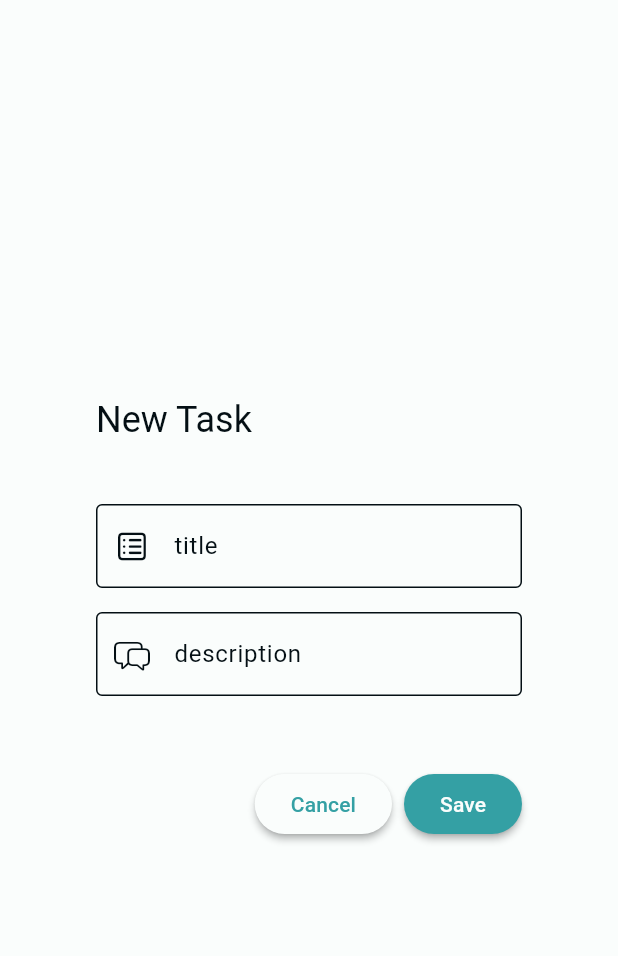
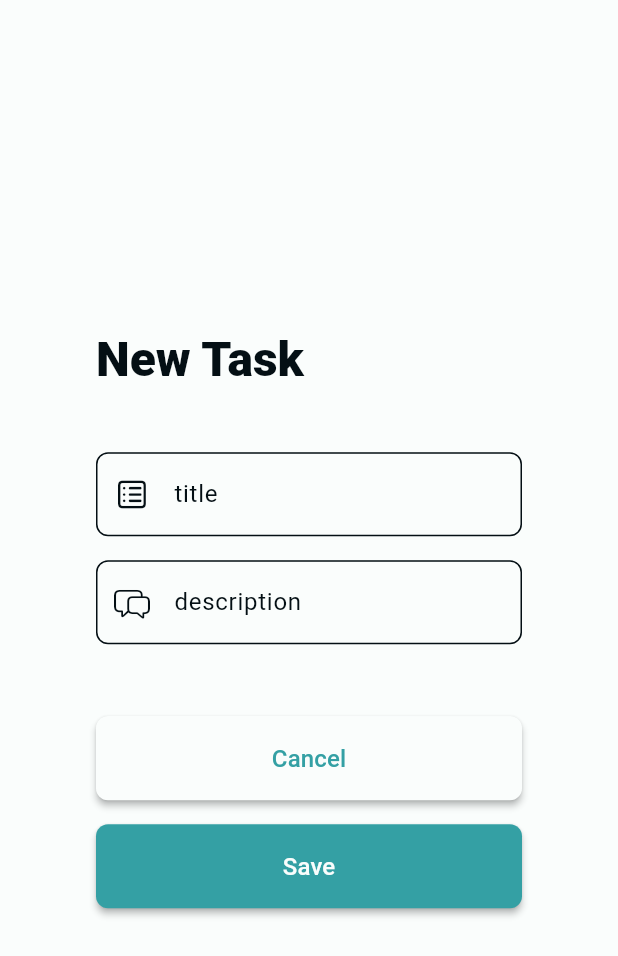
Before and after one commit to Skaihen/Nabu, a Flutter app: the TaskDialog widget shown alone on an empty page, opened directly, on a phone screen of 412 x 824 dp. Shown: the top 956 px of the screen. Run offline on Flutter 3.47's test engine with Material 2 defaults, Android fonts, the phone set to English and light mode, and no system bars; our stand-ins replace hive_flutter, stacked; accounts and stored records are empty.

Commit message:
Update task_dialog.dart

```diff
--- a/lib/widgets/task_dialog.dart
+++ b/lib/widgets/task_dialog.dart
@@ -31,6 +31,10 @@ class _TaskDialogState extends State<TaskDialog> {
           padding: EdgeInsets.only(bottom: CustomUI.xSize(3)),
           child: Text(
             l10n.taskDialogTitle,
+            style: TextStyle(
+              fontSize: CustomUI.xSize(4),
+              fontWeight: FontWeight.w800,
+            ),
           )),
       content: SizedBox(
         width: width,
@@ -45,7 +49,9 @@ class _TaskDialogState extends State<TaskDialog> {
                   prefixIcon: const Icon(
                     CupertinoIcons.square_list,
                   ),
-                  border: OutlineInputBorder(),
+                  border: OutlineInputBorder(
+                    borderRadius: BorderRadius.circular(CustomUI.xSize(1)),
+                  ),
                 ),
               ),
               SizedBox(height: CustomUI.xSize(2)),
@@ -59,7 +65,9 @@ class _TaskDialogState extends State<TaskDialog> {
                   prefixIcon: const Icon(
                     CupertinoIcons.bubble_left_bubble_right,
                   ),
-                  border: OutlineInputBorder(),
+                  border: OutlineInputBorder(
+                    borderRadius: BorderRadius.circular(CustomUI.xSize(1)),
+                  ),
                 ),
               ),
             ],
@@ -73,10 +81,15 @@ class _TaskDialogState extends State<TaskDialog> {
           },
           style: ElevatedButton.styleFrom(
               elevation: 2,
+              shape: RoundedRectangleBorder(
+                borderRadius: BorderRadius.circular(CustomUI.xSize(1)),
               ),
-            child: Text(
-              l10n.taskDialogCancelButton,
-            )),
+              minimumSize: Size(width, CustomUI.xSize(7))),
+          child: Text(l10n.taskDialogCancelButton,
+              style: TextStyle(
+                  fontSize: CustomUI.xSize(2),
+                  overflow: TextOverflow.ellipsis)),
+        ),
         FilledButton(
           onPressed: () {
             // final taskTitle = taskTitleController.text;
@@ -86,8 +99,15 @@ class _TaskDialogState extends State<TaskDialog> {
           },
           style: ElevatedButton.styleFrom(
               elevation: 2,
+              shape: RoundedRectangleBorder(
+                borderRadius: BorderRadius.circular(CustomUI.xSize(1)),
               ),
-            child: Text(l10n.taskDialogSaveButton)),
+              minimumSize: Size(width, CustomUI.xSize(7))),
+          child: Text(l10n.taskDialogSaveButton,
+              style: TextStyle(
+                  fontSize: CustomUI.xSize(2),
+                  overflow: TextOverflow.ellipsis)),
+        ),
       ],
     );
   }
```
Lines whose indentation alone changed are shown as unchanged.
